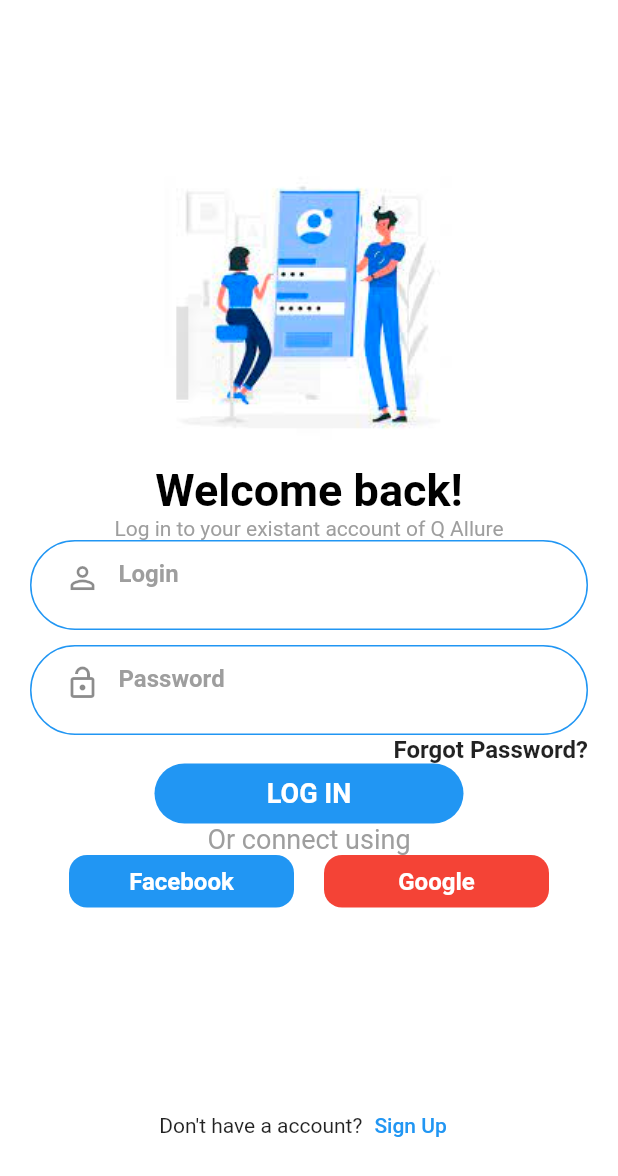
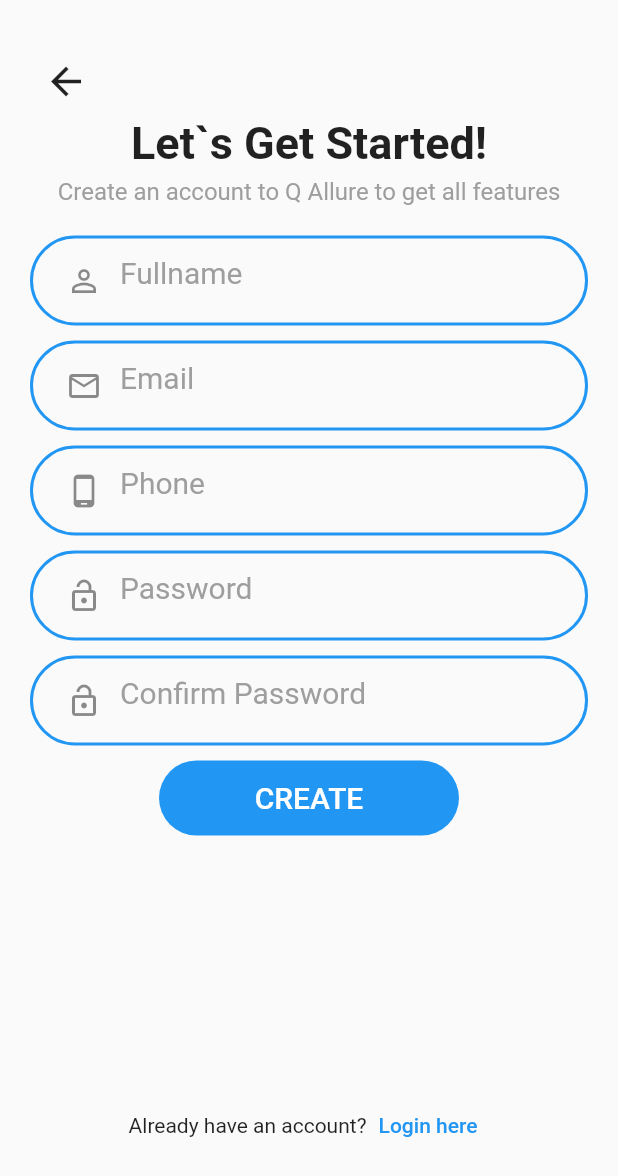
Before and after one commit to MurodTuraev/flutter_advanced2, a Flutter app: the screen it shows after launch, on a phone screen of 412 x 824 dp. Shown: the top 1176 px of the screen. Run offline on Flutter 3.47's test engine with Material 2 defaults, Android fonts, the phone set to English and light mode, and no system bars; our stand-ins replace flutter_secure_storage, shared_preferences.

Commit message:
shared_preference2

```diff
--- a/lib/main.dart
+++ b/lib/main.dart
@@ -1,5 +1,6 @@
 import 'package:flutter/material.dart';
 import 'package:flutter_advanced2/pages/home_page.dart';
+import 'package:flutter_advanced2/pages/register_page.dart';
 
 void main() {
   runApp(const MyApp());
@@ -16,9 +17,10 @@
       theme: ThemeData(
         primarySwatch: Colors.blue,
       ),
-      home: const HomePage(),
+      home: const RegisterPage(),
       routes: {
-        HomePage.id: (context) => HomePage()
+        HomePage.id: (context) => HomePage(),
+        RegisterPage.id: (context) => RegisterPage()
       },
     );
   }
--- a/lib/model/register.dart
+++ b/lib/model/register.dart
@@ -0,0 +1,25 @@
+
+class CreateUser {
+  String? fullname;
+  String? email;
+  String? phone;
+  String? password;
+  String? confpassword;
+
+  CreateUser(this.fullname, this.email, this.phone, this.password, this.confpassword);
+
+  CreateUser.fromJson(Map<String, dynamic> json)
+      : fullname = json['fullname'],
+        email = json['email'],
+        phone = json['phone'],
+        password = json['password'],
+        confpassword = json['confpassword'];
+
+  Map<String, dynamic> toJson() => {
+    'fullname': fullname,
+    'email': email,
+    'phone': phone,
+    'password': password,
+    'confpassword': confpassword
+  };
+}
--- a/lib/pages/home_page.dart
+++ b/lib/pages/home_page.dart
@@ -105,18 +105,18 @@
                     ),
                     child: TextButton(
                       onPressed: (){
-                        setState(() {
-                          login = loginController.text.toString();
-                          pass = passController.text.toString();
-                          var user = User(login, pass);
-                          PrefService.storeUser(user);
-                          PrefService.loadUser().then((value) => {
-                            value.toString()
-                          });
-
-                          print(login);
-                          print(pass);
-                        });
+                        // setState(() {
+                        //   login = loginController.text.toString();
+                        //   pass = passController.text.toString();
+                        //   var user = User(login, pass);
+                        //   PrefService.storeUser(user);
+                        //   PrefService.loadUser().then((value) => {
+                        //     value.toString()
+                        //   });
+                        //
+                        //   print(login);
+                        //   print(pass);
+                        // });
                       },
                       child: Text("LOG IN", style: TextStyle(color: Colors.white, fontSize: 18, fontWeight: FontWeight.bold),),
                     ),
--- /dev/null
+++ b/lib/pages/register_page.dart
@@ -0,0 +1,213 @@
+import 'package:flutter/material.dart';
+import 'package:flutter_advanced2/model/login.dart';
+import 'package:flutter_advanced2/model/register.dart';
+import 'package:flutter_advanced2/sevice/prefs_service.dart';
+
+class RegisterPage extends StatefulWidget {
+  const RegisterPage({Key? key}) : super(key: key);
+  static final String id = "register_page";
+
+  @override
+  State<RegisterPage> createState() => _RegisterPageState();
+}
+
+class _RegisterPageState extends State<RegisterPage> {
+  final fullnameController = TextEditingController();
+  final emailController = TextEditingController();
+  final phoneController = TextEditingController();
+  final passController = TextEditingController();
+  final conpassController = TextEditingController();
+  var _fullnameController;
+  var _emailController;
+  var _phoneController;
+  var _passController;
+  var _conpassController;
+  @override
+  Widget build(BuildContext context) {
+    return Scaffold(
+      body: Container(
+        padding: EdgeInsets.only(top: 30, bottom: 50, left: 20, right: 20),
+        width: MediaQuery.of(context).size.width,
+        child: Column(
+          children: [
+            Expanded(
+              child: Column(
+                children: [
+                  Row(
+                    // mainAxisAlignment: MainAxisAlignment.start,
+                    // crossAxisAlignment: CrossAxisAlignment.start,
+                    children: [
+                      IconButton(onPressed: (){}, icon: Icon(Icons.arrow_back, size: 30,))
+                    ],
+                  ),
+                  Text("Let`s Get Started!", style: TextStyle(fontSize: 30, fontWeight: FontWeight.bold),),
+                  SizedBox(height: 5,),
+                  Text("Create an account to Q Allure to get all features", style: TextStyle(color: Colors.grey, fontSize: 16),),
+                  SizedBox(height: 20,),
+                  Container(
+                    height: 60,
+                    padding: EdgeInsets.symmetric(vertical: 10, horizontal: 10),
+                    decoration: BoxDecoration(
+                        borderRadius: BorderRadius.circular(30),
+                        border: Border.all(
+                            color: Colors.blue,
+                            width: 2
+                        )
+                    ),
+                    child: TextField(
+                      controller: fullnameController,
+                      style: TextStyle(color: Colors.blue, fontSize: 20,),
+                      decoration: InputDecoration(
+                          border: InputBorder.none,
+                          prefixIcon: Icon(Icons.person_outline,),
+                          hintText: "Fullname",
+                          hintStyle: TextStyle(color: Colors.grey,)
+                      ),
+                    ),
+                  ),
+                  SizedBox(height: 10,),
+                  Container(
+                    height: 60,
+                    padding: EdgeInsets.symmetric(vertical: 10, horizontal: 10),
+                    decoration: BoxDecoration(
+                        borderRadius: BorderRadius.circular(30),
+                        border: Border.all(
+                            color: Colors.blue,
+                            width: 2
+                        )
+                    ),
+                    child: TextField(
+                      controller: emailController,
+                      style: TextStyle(color: Colors.blue, fontSize: 20,),
+                      decoration: InputDecoration(
+                          border: InputBorder.none,
+                          prefixIcon: Icon(Icons.mail_outline,),
+                          hintText: "Email",
+                          hintStyle: TextStyle(color: Colors.grey,)
+                      ),
+                    ),
+                  ),
+                  SizedBox(height: 10,),
+                  Container(
+                    height: 60,
+                    padding: EdgeInsets.symmetric(vertical: 10, horizontal: 10),
+                    decoration: BoxDecoration(
+                        borderRadius: BorderRadius.circular(30),
+                        border: Border.all(
+                            color: Colors.blue,
+                            width: 2
+                        )
+                    ),
+                    child: TextField(
+                      controller: phoneController,
+                      style: TextStyle(color: Colors.blue, fontSize: 20,),
+                      decoration: InputDecoration(
+                          border: InputBorder.none,
+                          prefixIcon: Icon(Icons.phone_android_outlined,),
+                          hintText: "Phone",
+                          hintStyle: TextStyle(color: Colors.grey,)
+                      ),
+                    ),
+                  ),
+                  SizedBox(height: 10,),
+                  Container(
+                    height: 60,
+                    padding: EdgeInsets.symmetric(vertical: 10, horizontal: 10),
+                    decoration: BoxDecoration(
+                        borderRadius: BorderRadius.circular(30),
+                        border: Border.all(
+                            color: Colors.blue,
+                            width: 2
+                        )
+                    ),
+                    child: TextField(
+                      controller: passController,
+                      style: TextStyle(color: Colors.blue, fontSize: 20,),
+                      decoration: InputDecoration(
+                          border: InputBorder.none,
+                          prefixIcon: Icon(Icons.lock_open_outlined,),
+                          hintText: "Password",
+                          hintStyle: TextStyle(color: Colors.grey,)
+                      ),
+                    ),
+                  ),
+                  SizedBox(height: 10,),
+                  Container(
+                    height: 60,
+                    padding: EdgeInsets.symmetric(vertical: 10, horizontal: 10),
+                    decoration: BoxDecoration(
+                        borderRadius: BorderRadius.circular(30),
+                        border: Border.all(
+                            color: Colors.blue,
+                            width: 2
+                        )
+                    ),
+                    child: TextField(
+                      controller: conpassController,
+                      style: TextStyle(color: Colors.blue, fontSize: 20,),
+                      decoration: InputDecoration(
+                          border: InputBorder.none,
+                          prefixIcon: Icon(Icons.lock_open_outlined,),
+                          hintText: "Confirm Password",
+                          hintStyle: TextStyle(color: Colors.grey,)
+                      ),
+                    ),
+                  ),
+                  SizedBox(height: 10,),
+                  Container(
+                    height: 50,
+                    width: 200,
+                    decoration: BoxDecoration(
+                        borderRadius: BorderRadius.circular(25),
+                        color: Colors.blue
+                    ),
+                    child: TextButton(
+                      onPressed: (){
+                        setState(() {
+                          _fullnameController = fullnameController.text.toString();
+                          _emailController = emailController.text.toString();
+                          _phoneController = phoneController.text.toString();
+                          _passController = passController.text.toString();
+                          _conpassController = conpassController.text.toString();
+                          var createuser = CreateUser(
+                              _fullnameController,
+                              _emailController,
+                              _phoneController,
+                              _passController,
+                              _conpassController
+                          );
+
+
+                          PrefService.storeUser(createuser);
+                          PrefService.loadUser().then((value) => {
+                            value.toString()
+                          });
+                          print(_fullnameController);
+                          print(_emailController);
+                          print(_phoneController);
+                          print(_passController);
+                          print(_conpassController);
+                        });
+                      },
+                      child: Text("CREATE", style: TextStyle(color: Colors.white, fontSize: 20),),
+                    ),
+                  )
+                ],
+              ),
+            ),
+            Row(
+              // crossAxisAlignment: CrossAxisAlignment.end,
+              mainAxisAlignment: MainAxisAlignment.center,
+              children: [
+                Text("Already have an account?"),
+                TextButton(onPressed: (){
+
+                }, child: Text("Login here"),)
+              ],
+            )
+          ],
+        ),
+      ),
+    );
+  }
+}
--- a/lib/sevice/prefs_service.dart
+++ b/lib/sevice/prefs_service.dart
@@ -2,6 +2,7 @@
 import 'dart:convert';
 
 import 'package:flutter_advanced2/model/login.dart';
+import 'package:flutter_advanced2/model/register.dart';
 import 'package:shared_preferences/shared_preferences.dart';
 
 class PrefService{
@@ -20,7 +21,7 @@
     return prefs.remove("name");
   }
 
-  static storeUser(User user) async{
+  static storeUser(CreateUser user) async{
     SharedPreferences prefs = await SharedPreferences.getInstance();
     String stringUser = jsonEncode(user);
     await prefs.setString('user', stringUser);
```
Also changed, not shown: 1 other file.
